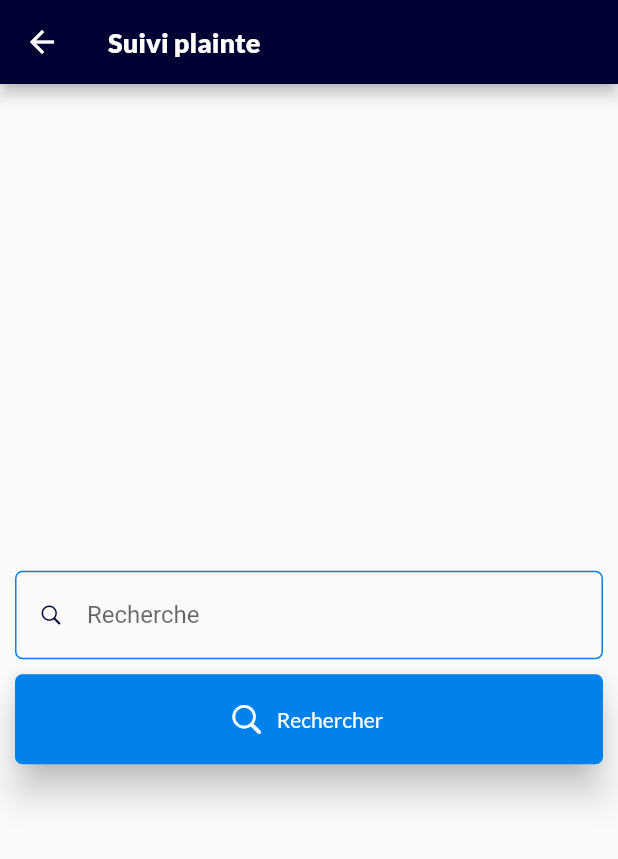
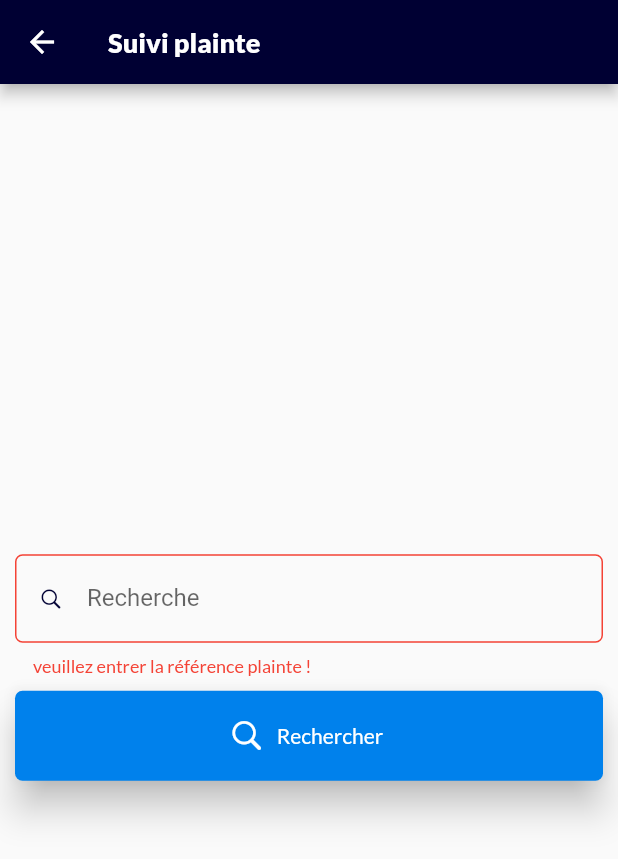
Before and after one commit to Delimond-eng/finalert, a Flutter app: the SuiviPage screen opened directly, after a tap on "Rechercher", on a phone screen of 412 x 824 dp. Shown: the top 859 px of the screen. Run offline on Flutter 3.47's test engine with Material 2 defaults, Android fonts, the phone set to English and light mode, and no system bars; our stand-ins replace flutter_spinkit, flutter_svg, get, get_storage, google_fonts, image_picker and 2 more; accounts and stored records are empty; network calls fail.

Commit message:
new commit

```diff
--- a/lib/pages/denonciations/pages/step_two_page.dart
+++ b/lib/pages/denonciations/pages/step_two_page.dart
@@ -529,7 +529,7 @@ class _StepTwoPageState extends State<StepTwoPage> {
                       infosPlaignant: homeController.plaignantInfos.value)
                   .then((res) {
                 Xloading.dismiss();
-                print(res);
+                //print(res);
               });
             },
           ),
--- a/lib/pages/suivis/suivi_plainte_page.dart
+++ b/lib/pages/suivis/suivi_plainte_page.dart
@@ -1,6 +1,8 @@
 // ignore_for_file: deprecated_member_use
 
+import 'package:finalert/global/dialog.dart';
 import 'package:finalert/global/style.dart';
+import 'package:finalert/services/api_manager.dart';
 import 'package:finalert/widgets/custom_form_field.dart';
 import 'package:flutter/cupertino.dart';
 import 'package:flutter/material.dart';
@@ -14,6 +16,8 @@ class SuiviPage extends StatefulWidget {
 }
 
 class _SuiviPageState extends State<SuiviPage> {
+  final _formKey = GlobalKey<FormState>();
+  final TextEditingController controller = TextEditingController();
   @override
   Widget build(BuildContext context) {
     return Scaffold(
@@ -28,16 +32,18 @@ class _SuiviPageState extends State<SuiviPage> {
         ),
       ),
       body: SafeArea(
+        child: Form(
+          key: _formKey,
           child: Column(
             mainAxisAlignment: MainAxisAlignment.center,
             crossAxisAlignment: CrossAxisAlignment.center,
             children: [
               Container(
-              margin:
-                  const EdgeInsets.symmetric(horizontal: 10.0, vertical: 10.0),
+                margin: const EdgeInsets.symmetric(
+                    horizontal: 10.0, vertical: 10.0),
                 child: const CostumFormTextField(
-                hintText: "Entrez la référence de la plainte...",
-                errorText: "veuillez entrer quelque chose !",
+                  hintText: "Entrez la référence plainte...",
+                  errorText: "veuillez entrer la référence plainte !",
                   inputType: TextInputType.text,
                   expandedLabel: "Recherche",
                   icon: CupertinoIcons.search,
@@ -58,12 +64,23 @@ class _SuiviPageState extends State<SuiviPage> {
                     "Rechercher",
                     style: GoogleFonts.lato(color: Colors.white),
                   ),
-                onPressed: () {},
+                  onPressed: () async {
+                    if (_formKey.currentState.validate()) {
+                      Xloading.showLoading(context);
+                      await ApiManager.view(
+                              "tonocfapi/api/requestplaintes/GetStatusPlainte?id=${controller.text}")
+                          .then((res) {
+                        Xloading.dismiss();
+                        print(res);
+                      });
+                    }
+                  },
                 ),
               )
             ],
           ),
         ),
+      ),
     );
   }
 }
--- a/lib/services/api_manager.dart
+++ b/lib/services/api_manager.dart
@@ -29,7 +29,7 @@ class ApiManager {
       ...infosPlaignant.toMap(),
       ...infosAccuse.toMap(),
     };
-    print(maps);
+    print(infosPlaignant.territoirePlaignantId);
     var result;
     try {
       result = await ApiService.request(
--- a/lib/services/api_service.dart
+++ b/lib/services/api_service.dart
@@ -29,12 +29,8 @@ class ApiService {
           headers: headers,
         );
         break;
-      default:
-        response = await http.get(
-          Uri.parse('${ApiService.baseUrl}/$url'),
-          headers: headers,
-        );
     }
+    //print(response.body);
     if (response.statusCode == 200) {
       return response.body;
     } else {
```
Also changed, not shown: lib/widgets/custom_check_box.dart (+7 -6 lines), 2 other files. Lines whose indentation alone changed are shown as unchanged.
